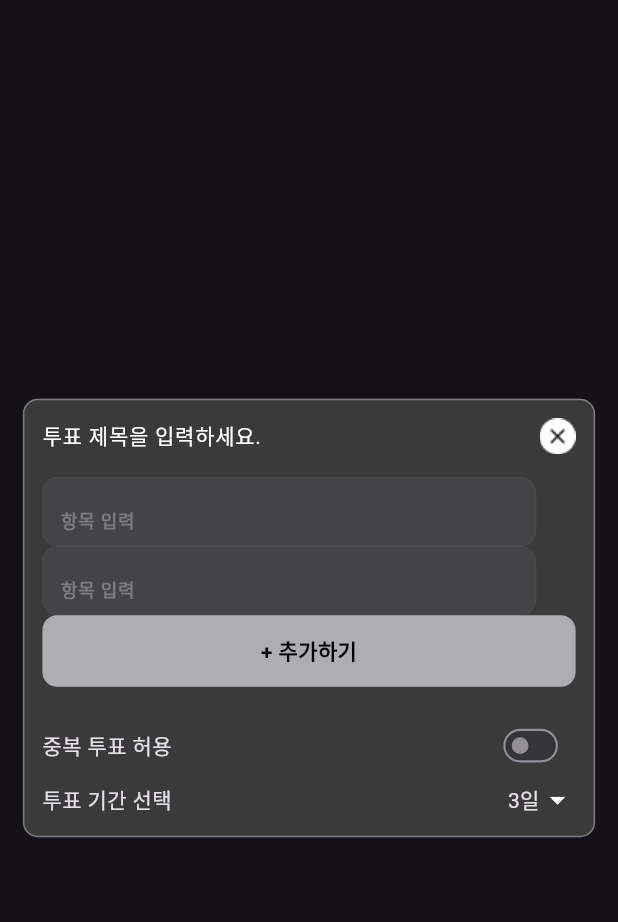
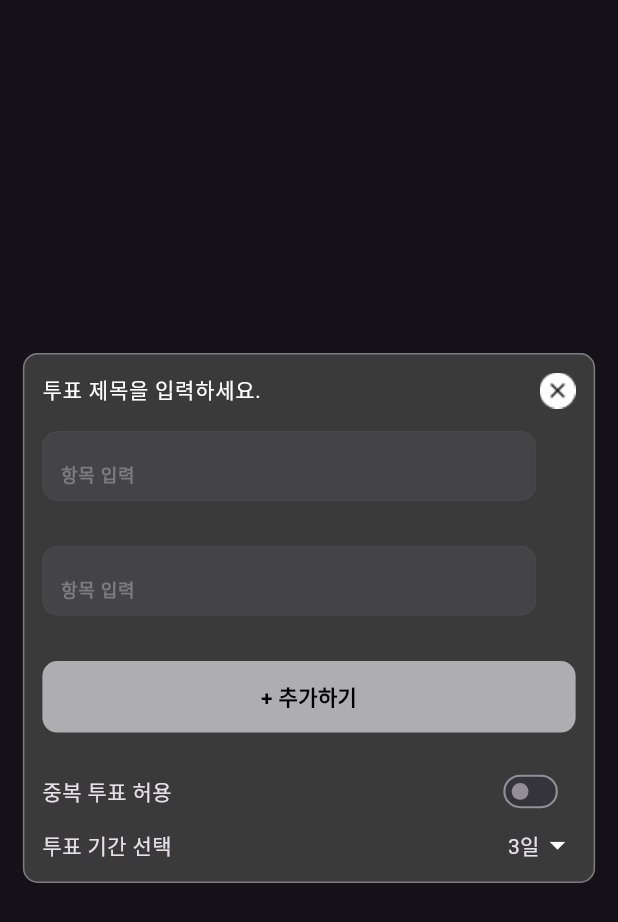
Before and after one commit to AbdurahmanAb/social_project, a Flutter app: the PollWidget widget shown alone on an empty page, opened directly, on a phone screen of 412 x 824 dp. Shown: the top 922 px of the screen. Run offline on Flutter 3.47's test engine with Material 3 defaults, Android fonts, the phone set to English and light mode, and no system bars; our stand-ins replace dots_indicator, get; missing offline and left inert: any_link_preview, radio_group_v2.

Commit message:
fix: addpoll functionality

```diff
--- a/lib/features/gab_write/presentation/widgets/add_poll.dart
+++ b/lib/features/gab_write/presentation/widgets/add_poll.dart
@@ -34,43 +34,44 @@ class _PollWidgetState extends State<PollWidget> {
     });
   }
 
-  // void addNewPoll() {
-  //   if (pollList.length < 12) {
-  //     setState(() {
-  //       pollList.add(Row(
-  //         children: [
-  //           InputPoll(
-  //               text: "항목 입력",
-  //               onChanged: (value) => {},
-  //               controller: controller),
-  //         SizedBox(width: 3,),
-  //           IconButton(
-  //             highlightColor: Colors.transparent,
-  //             hoverColor: Colors.transparent,
-  //             icon: Icon(CupertinoIcons.minus_circle),
-  //             onPressed: () {
-  //               removePoll(index);
-  //             },
-  //           )
-  //         ],
-  //       ));
-  //       pollList.add(
-  //         SizedBox(
-  //           height: Constants.height15,
-  //         ),
-  //       );
-  //     });
-  //   } else {
-  //     showDialog(
-  //       context: context,
-  //       builder: (context) {
-  //         return AlertDialog(
-  //             insetPadding: EdgeInsets.zero,
-  //             content: Text("you can't add more"));
-  //       },
-  //     );
-  //   }
-  // }
+  void addNewPoll() {
+    if (pollList.length < 12) {
+      setState(() {
+        pollList.add("abdu");
+        // pollList.add(Row(
+        //   children: [
+        //     InputPoll(
+        //         text: "항목 입력",
+        //         onChanged: (value) => {},
+        //         controller: controller),
+        //   SizedBox(width: 3,),
+        //     IconButton(
+        //       highlightColor: Colors.transparent,
+        //       hoverColor: Colors.transparent,
+        //       icon: Icon(CupertinoIcons.minus_circle),
+        //       onPressed: () {
+        //         removePoll(index);
+        //       },
+        //     )
+        //   ],
+        // ));
+        // pollList.add(
+        //   SizedBox(
+        //     height: Constants.height15,
+        //   ),
+        // );
+      });
+    } else {
+      showDialog(
+        context: context,
+        builder: (context) {
+          return AlertDialog(
+              insetPadding: EdgeInsets.zero,
+              content: Text("you can't add more"));
+        },
+      );
+    }
+  }
 
   var result = Get.arguments;
   int value = 3;
@@ -131,11 +132,58 @@ class _PollWidgetState extends State<PollWidget> {
 
                   Column(
                     children: pollList
-                        .mapIndexed((index, e) => InputPoll(
-                              text: "항목 싱가포르",
-                              onChanged: (value) => () {},
-                              controller: controller,
+                        .mapIndexed((index, e) => Column(
+                              children: [
+                                index <= 1
+                                    ? Column(
+                                        children: [
+                                          InputPoll(
+                                            text: "항목 싱가포르",
+                                            onChanged: (value) => () {},
+                                            controller: controller,
+                                          ),
+                                          SizedBox(
+                                            height: Constants.height15,
+                                          ),
+                                        ],
+                                      )
+                                    : Row(
+                                        children: [
+                                          SizedBox(
+                                            width: Constants.height20*20,
+                                            child: InputPoll(
+                                              text: "항목 싱가포르",
+                                              onChanged: (value) => () {},
+                                              controller: controller,
+                                            ),
+                                          ),
+                                          SizedBox(
+                                            width: Constants.height15,
+                                          ),
+                                          IconButton(
+                                            highlightColor: Colors.transparent,
+                                            hoverColor: Colors.transparent,
+                                            icon: Icon(
+                                                CupertinoIcons.minus_circle),
+                                            onPressed: () {
+                                              removePoll(index);
+                                            },
+                                          ),
+                                        ],
+                                      ),
+                                // IconButton(
+                                //   highlightColor: Colors.transparent,
+                                //   hoverColor: Colors.transparent,
+                                //   icon: Icon(CupertinoIcons.minus_circle),
+                                //   onPressed: () {
+                                //     removePoll(index);
+                                //   },
+                                // ),
 
+                                SizedBox(
+                                  height: Constants.height15,
+                                ),
+                              ],
                             ))
                         .toList(),
                   ),
@@ -182,7 +230,7 @@ class _PollWidgetState extends State<PollWidget> {
 
                   GestureDetector(
                     onTap: () {
-                      //   addNewPoll();
+                      addNewPoll();
                     },
                     child: AppButton(
                       text: "+ 추가하기",
```
